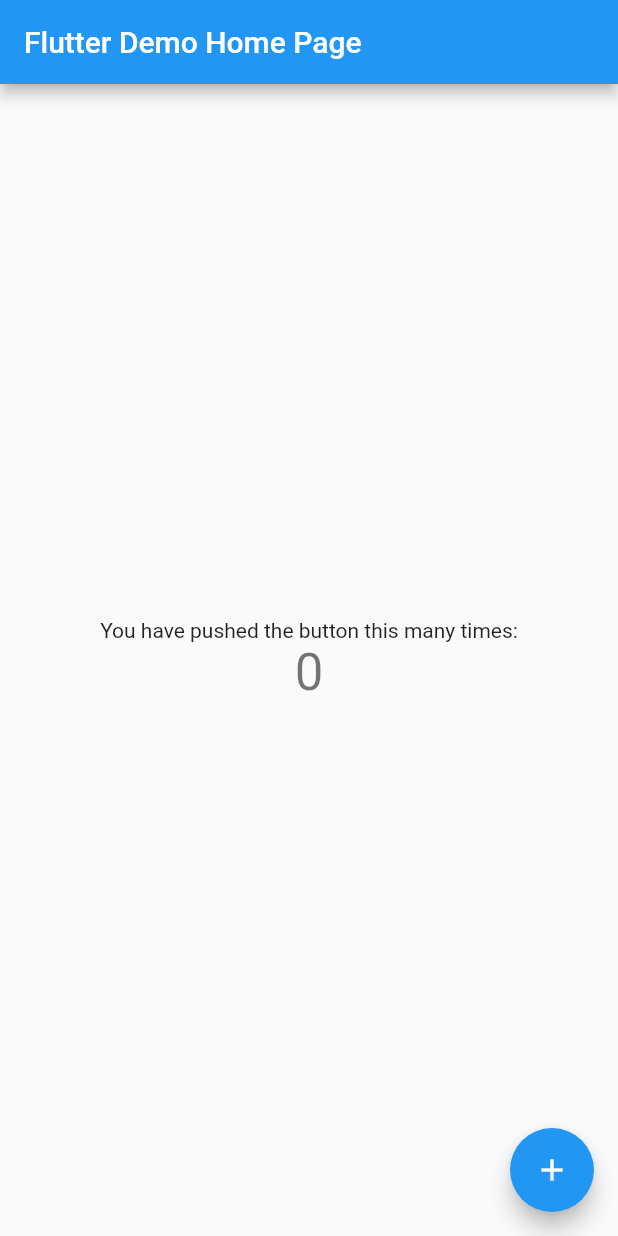
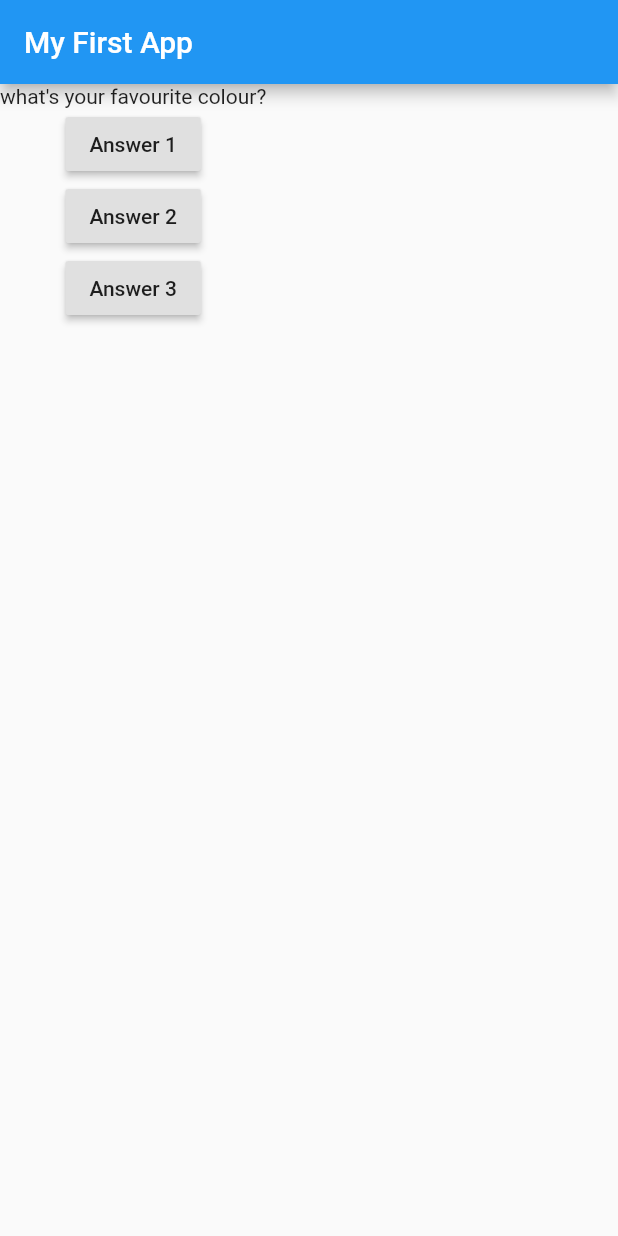
Before and after one commit to iz-hafiz/Flutter-Basic_Quiz_App, a Flutter app: the screen it shows after launch, on a phone screen of 412 x 824 dp. Run offline on Flutter 3.47's test engine with Material 2 defaults, Android fonts, the phone set to English and light mode, and no system bars.

Commit message:
Stateful widget and stateless wiget

```diff
--- a/lib/main.dart
+++ b/lib/main.dart
@@ -1,117 +1,56 @@
 import 'package:flutter/material.dart';
 
-void main() {
-  runApp(MyApp());
-}
+void main() => runApp(MyFirstApp());
 
-class MyApp extends StatelessWidget {
-  // This widget is the root of your application.
+class MyFirstApp extends StatefulWidget {
   @override
-  Widget build(BuildContext context) {
-    return MaterialApp(
-      title: 'Flutter Demo',
-      theme: ThemeData(
-        // This is the theme of your application.
-        //
-        // Try running your application with "flutter run". You'll see the
-        // application has a blue toolbar. Then, without quitting the app, try
-        // changing the primarySwatch below to Colors.green and then invoke
-        // "hot reload" (press "r" in the console where you ran "flutter run",
-        // or simply save your changes to "hot reload" in a Flutter IDE).
-        // Notice that the counter didn't reset back to zero; the application
-        // is not restarted.
-        primarySwatch: Colors.blue,
-        // This makes the visual density adapt to the platform that you run
-        // the app on. For desktop platforms, the controls will be smaller and
-        // closer together (more dense) than on mobile platforms.
-        visualDensity: VisualDensity.adaptivePlatformDensity,
-      ),
-      home: MyHomePage(title: 'Flutter Demo Home Page'),
-    );
+  State<StatefulWidget> createState() {
+    return MyFirstAppState();
   }
 }
 
-class MyHomePage extends StatefulWidget {
-  MyHomePage({Key key, this.title}) : super(key: key);
-
-  // This widget is the home page of your application. It is stateful, meaning
-  // that it has a State object (defined below) that contains fields that affect
-  // how it looks.
-
-  // This class is the configuration for the state. It holds the values (in this
-  // case the title) provided by the parent (in this case the App widget) and
-  // used by the build method of the State. Fields in a Widget subclass are
-  // always marked "final".
-
-  final String title;
-
-  @override
-  _MyHomePageState createState() => _MyHomePageState();
-}
-
-class _MyHomePageState extends State<MyHomePage> {
-  int _counter = 0;
-
-  void _incrementCounter() {
+class MyFirstAppState extends State<MyFirstApp> {
+  var questionIndex = 0;
+  void answerQuestion() {
     setState(() {
-      // This call to setState tells the Flutter framework that something has
-      // changed in this State, which causes it to rerun the build method below
-      // so that the display can reflect the updated values. If we changed
-      // _counter without calling setState(), then the build method would not be
-      // called again, and so nothing would appear to happen.
-      _counter++;
+      questionIndex++;
+      if (questionIndex >= 2) {
+        questionIndex = 0;
+      }
     });
+    print(questionIndex);
   }
 
   @override
   Widget build(BuildContext context) {
-    // This method is rerun every time setState is called, for instance as done
-    // by the _incrementCounter method above.
-    //
-    // The Flutter framework has been optimized to make rerunning build methods
-    // fast, so that you can just rebuild anything that needs updating rather
-    // than having to individually change instances of widgets.
-    return Scaffold(
-      appBar: AppBar(
-        // Here we take the value from the MyHomePage object that was created by
-        // the App.build method, and use it to set our appbar title.
-        title: Text(widget.title),
-      ),
-      body: Center(
-        // Center is a layout widget. It takes a single child and positions it
-        // in the middle of the parent.
-        child: Column(
-          // Column is also a layout widget. It takes a list of children and
-          // arranges them vertically. By default, it sizes itself to fit its
-          // children horizontally, and tries to be as tall as its parent.
-          //
-          // Invoke "debug painting" (press "p" in the console, choose the
-          // "Toggle Debug Paint" action from the Flutter Inspector in Android
-          // Studio, or the "Toggle Debug Paint" command in Visual Studio Code)
-          // to see the wireframe for each widget.
-          //
-          // Column has various properties to control how it sizes itself and
-          // how it positions its children. Here we use mainAxisAlignment to
-          // center the children vertically; the main axis here is the vertical
-          // axis because Columns are vertical (the cross axis would be
-          // horizontal).
-          mainAxisAlignment: MainAxisAlignment.center,
-          children: <Widget>[
-            Text(
-              'You have pushed the button this many times:',
+    var questions = [
+      'what\'s your favourite colour?',
+      'what\'s your favourite animal?',
+    ];
+    return MaterialApp(
+      home: Scaffold(
+        appBar: AppBar(
+          title: Text("My First App"),
+        ),
+        body: Column(
+          children: [
+            Text(questions[questionIndex]),
+            RaisedButton(
+              child: Text("Answer 1"),
+              onPressed: answerQuestion,
             ),
-            Text(
-              '$_counter',
-              style: Theme.of(context).textTheme.headline4,
+            RaisedButton(
+              child: Text("Answer 2"),
+              onPressed: () => print("Answer 2 chosen!"),
             ),
+            RaisedButton(
+                child: Text("Answer 3"),
+                onPressed: () {
+                  print("Answer 3 chosen!");
+                }),
           ],
         ),
       ),
-      floatingActionButton: FloatingActionButton(
-        onPressed: _incrementCounter,
-        tooltip: 'Increment',
-        child: Icon(Icons.add),
-      ), // This trailing comma makes auto-formatting nicer for build methods.
     );
   }
 }
```
